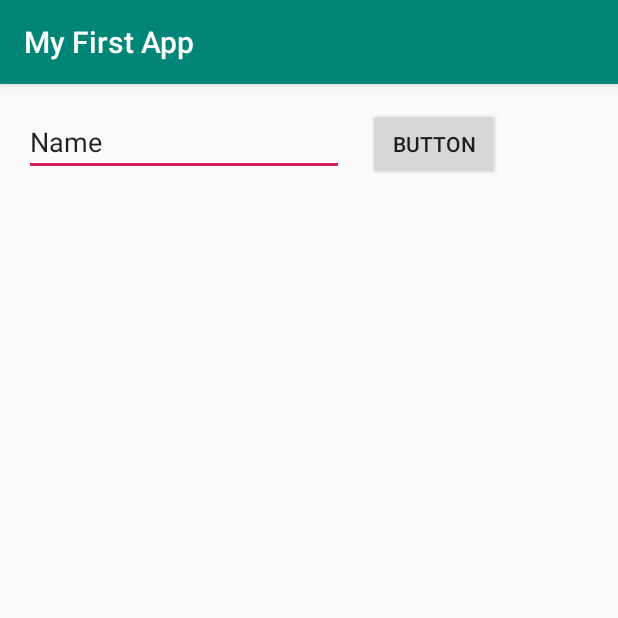
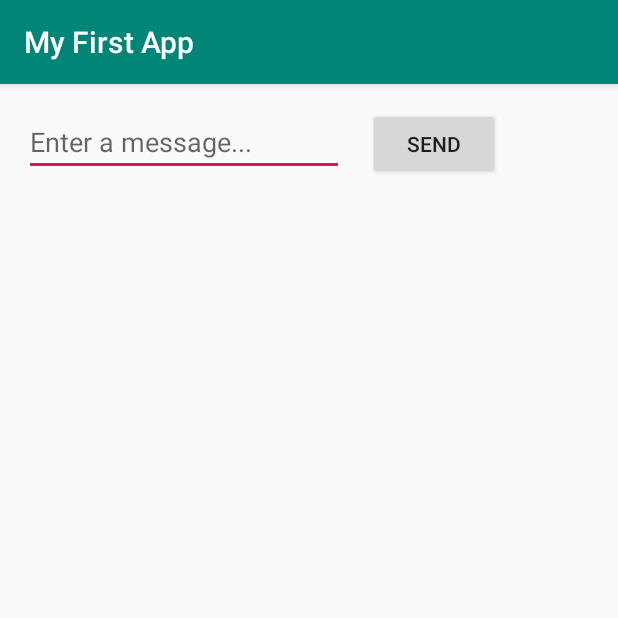
Before and after one commit to PointCodeZero/Android-Native-I, an Android app: the screen it shows after launch (MainActivity), on a phone screen of 412 x 824 dp, the top half of it. Run offline under Robolectric (Android 15) with nearby library versions, the phone set to English and light mode, and no system bars.

Commit message:
added first strings

```diff
--- a/app/src/main/res/layout/activity_main.xml
+++ b/app/src/main/res/layout/activity_main.xml
@@ -12,19 +12,19 @@
         android:layout_height="wrap_content"
         android:layout_marginStart="16dp"
         android:layout_marginTop="16dp"
+        android:autofillHints=""
         android:ems="10"
+        android:hint="@string/edit_message"
         android:inputType="textPersonName"
-        android:text="Name"
         app:layout_constraintStart_toStartOf="parent"
-        app:layout_constraintTop_toTopOf="parent"
-        android:autofillHints="" />
+        app:layout_constraintTop_toTopOf="parent" />
 
     <Button
         android:id="@+id/button2"
         android:layout_width="wrap_content"
         android:layout_height="wrap_content"
         android:layout_marginStart="16dp"
-        android:text="Button"
+        android:text="@string/button_send"
         app:layout_constraintBaseline_toBaselineOf="@+id/editText"
         app:layout_constraintStart_toEndOf="@+id/editText" />
 </androidx.constraintlayout.widget.ConstraintLayout>
--- a/app/src/main/res/values/strings.xml
+++ b/app/src/main/res/values/strings.xml
@@ -1,3 +1,5 @@
 <resources>
     <string name="app_name">My First App</string>
+    <string name="edit_message">Enter a message...</string>
+    <string name="button_send">Send</string>
 </resources>
```
